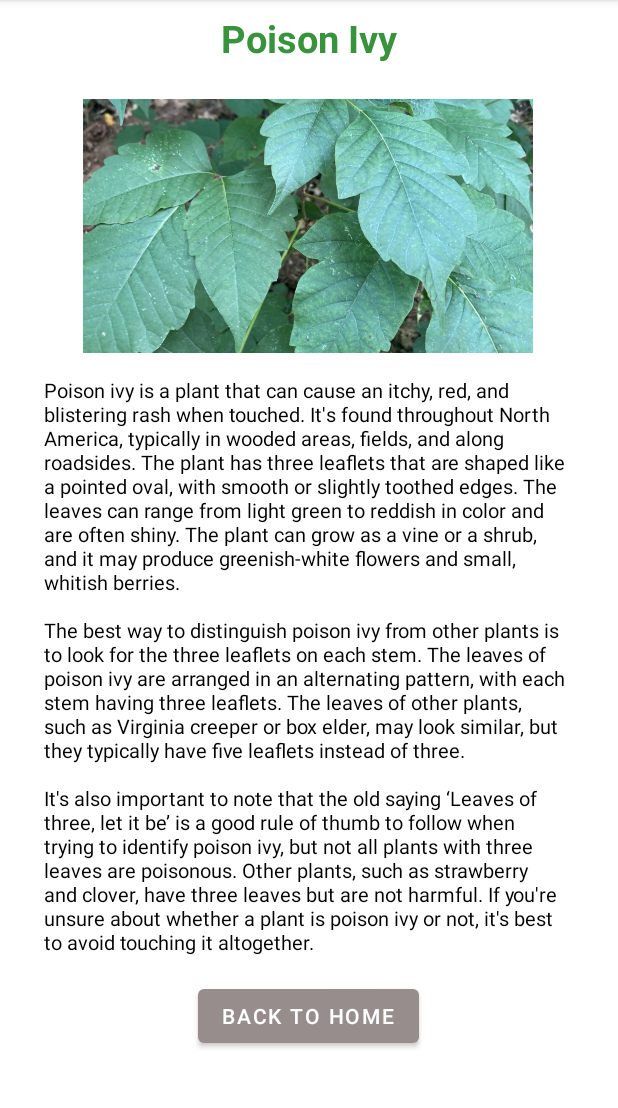
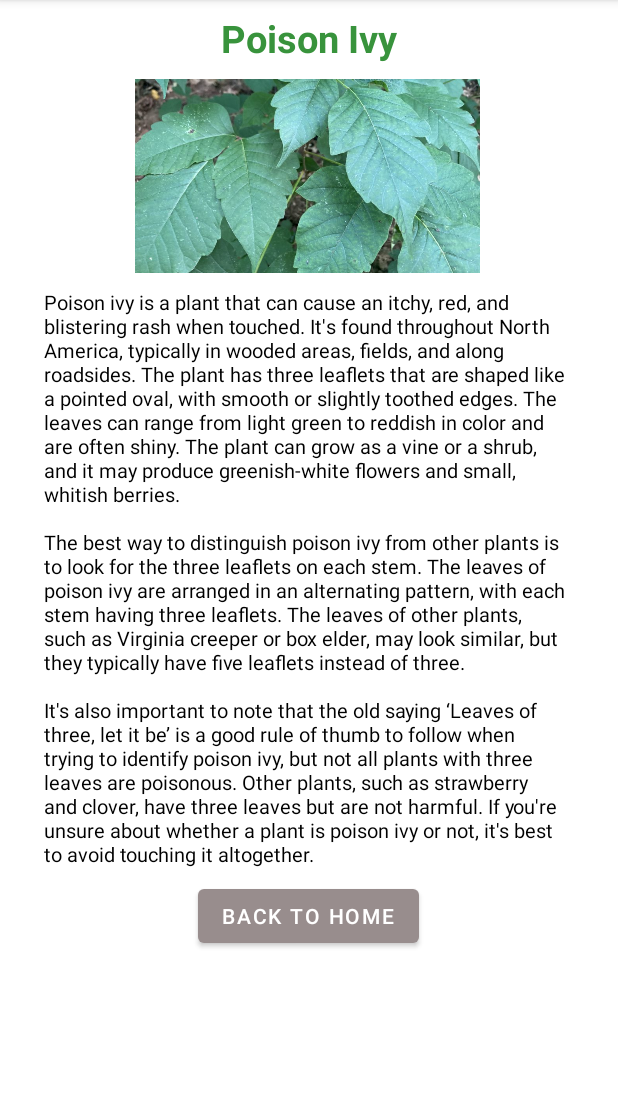
Before and after one commit to ardnas4/CTPoisonousPlantIdentifier, an Android app: the IvyActivity screen opened directly, with no data from a screen before it, on a phone screen of 412 x 824 dp, the part 84-1192 px from its top. Run offline under Robolectric (Android 15) with nearby library versions, the phone set to English and light mode, and no system bars.

Commit message:
Made images smaller on info pages

```diff
--- a/app/src/main/res/layout/activity_ivy.xml
+++ b/app/src/main/res/layout/activity_ivy.xml
@@ -22,8 +22,8 @@
 
     <ImageView
         android:id="@+id/poison_ivy_image"
-        android:layout_width="300dp"
-        android:layout_height="200dp"
+        android:layout_width="230dp"
+        android:layout_height="133dp"
         android:layout_margin="8dp"
         android:layout_marginTop="36dp"
         android:contentDescription="@string/app_name"
@@ -37,6 +37,7 @@
         android:id="@+id/poison_ivy_info_text"
         android:layout_width="350dp"
         android:layout_height="wrap_content"
+        android:layout_marginTop="8dp"
         android:gravity="center_vertical"
         android:text="@string/poison_ivy_info"
         android:textColor="@color/black"
@@ -50,7 +51,7 @@
         android:id="@+id/back_button"
         android:layout_width="wrap_content"
         android:layout_height="wrap_content"
-        android:layout_marginTop="16dp"
+        android:layout_marginTop="8dp"
         android:text="@string/back"
         app:backgroundTint="@color/colorDivider"
         app:layout_constraintEnd_toEndOf="parent"
--- a/app/src/main/res/layout/activity_oak.xml
+++ b/app/src/main/res/layout/activity_oak.xml
@@ -23,8 +23,8 @@
 
     <ImageView
         android:id="@+id/poison_oak_image"
-        android:layout_width="230dp"
-        android:layout_height="200dp"
+        android:layout_width="200dp"
+        android:layout_height="150dp"
         android:layout_margin="8dp"
         android:layout_marginBottom="8dp"
         android:contentDescription="@string/app_name"
--- a/app/src/main/res/layout/activity_sumac.xml
+++ b/app/src/main/res/layout/activity_sumac.xml
@@ -23,8 +23,8 @@
 
     <ImageView
         android:id="@+id/poison_sumac_image"
-        android:layout_width="250dp"
-        android:layout_height="200dp"
+        android:layout_width="206dp"
+        android:layout_height="150dp"
         android:layout_margin="8dp"
         android:layout_marginBottom="8dp"
         android:contentDescription="@string/app_name"
```
